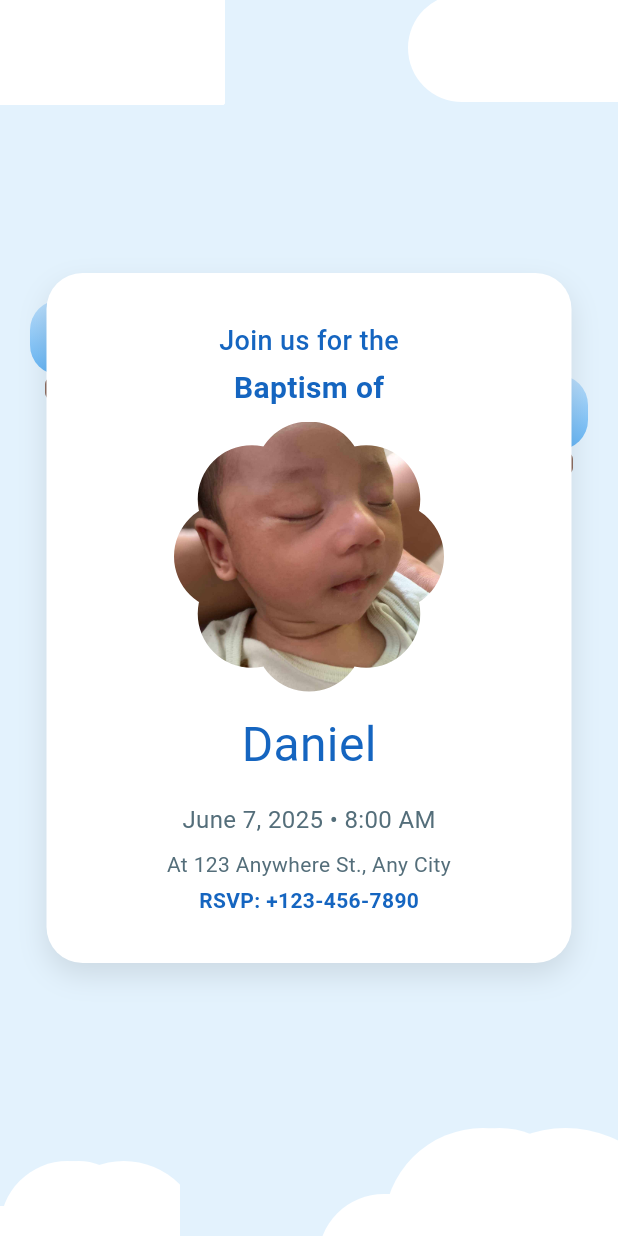
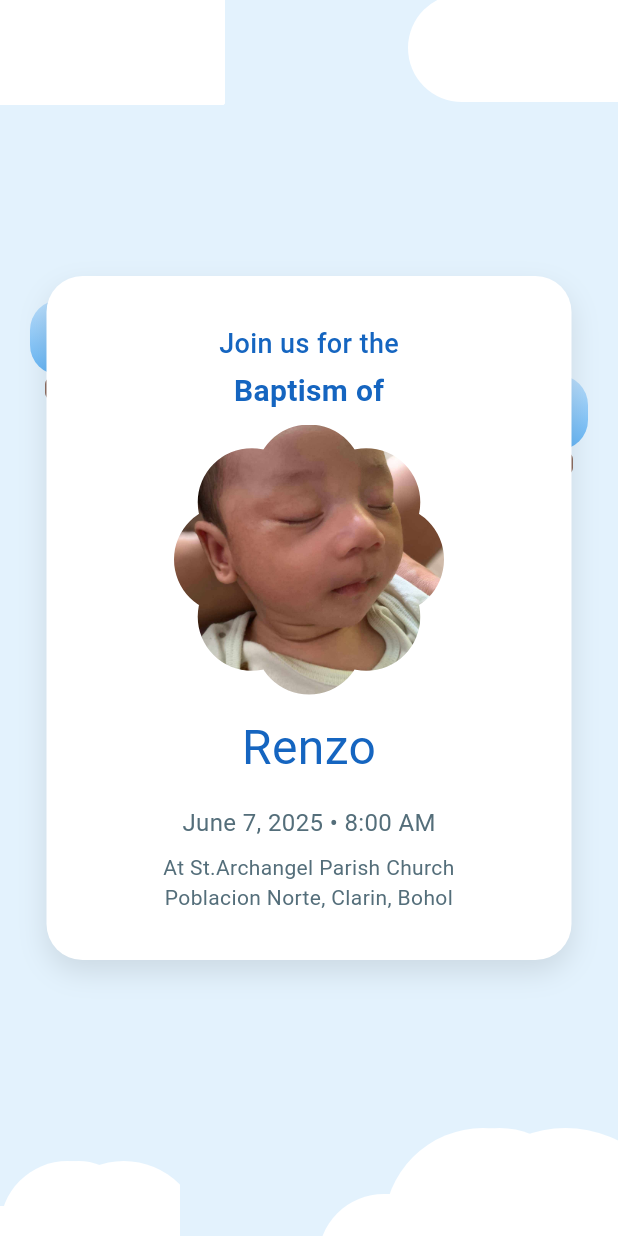
Before and after one commit to dayananronel/renzo-invite, a Flutter app: the screen it shows after launch, on a phone screen of 412 x 824 dp. Run offline on Flutter 3.47's test engine with Material 3 defaults, Android fonts, the phone set to English and light mode, and no system bars; Roboto replaces fonts that are missing (Pacifico).

Commit message:
changes in workflow

```diff
--- a/lib/main.dart
+++ b/lib/main.dart
@@ -116,7 +116,7 @@ class InvitationPage extends StatelessWidget {
                   ),
                   const SizedBox(height: 12),
                   const Text(
-                    'Daniel',
+                    'Renzo',
                     style: TextStyle(
                       fontSize: 32,
                       fontFamily: 'Pacifico',
@@ -133,20 +133,11 @@ class InvitationPage extends StatelessWidget {
                   ),
                   const SizedBox(height: 8),
                   const Text(
-                    'At 123 Anywhere St., Any City',
+                    'At St.Archangel Parish Church \nPoblacion Norte, Clarin, Bohol',
                     textAlign: TextAlign.center,
                     style: TextStyle(
                       fontSize: 14,
                       color: Color(0xFF546E7A),
-                    ),
-                  ),
-                  const SizedBox(height: 4),
-                  const Text(
-                    'RSVP: +123-456-7890',
-                    style: TextStyle(
-                      fontSize: 14,
-                      fontWeight: FontWeight.w600,
-                      color: Color(0xFF1565C0),
                     ),
                   ),
                 ],
```
Also changed, not shown: 1 other file.
